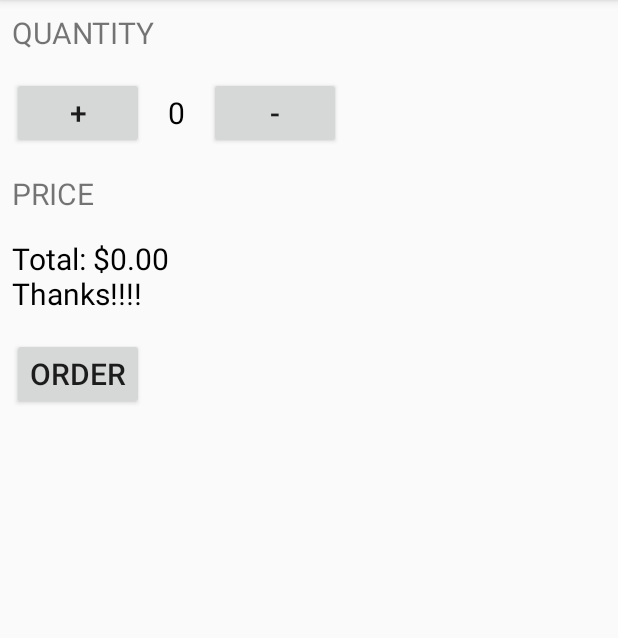
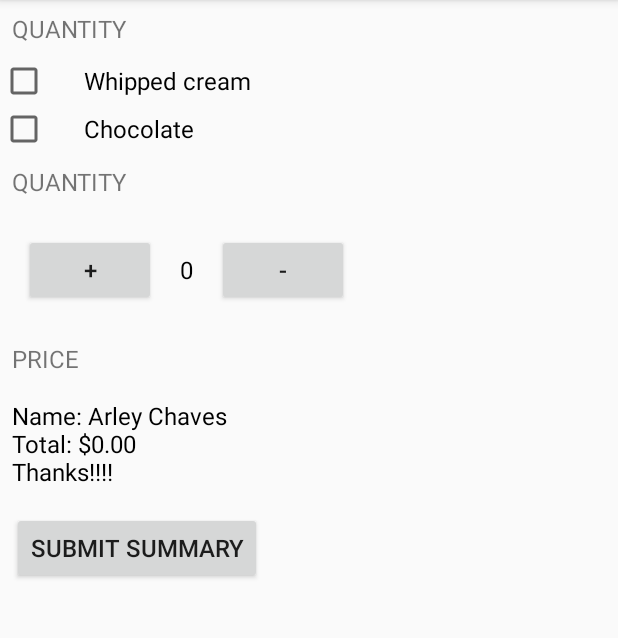
Before and after one commit to ArleyCH/Just-Java, an Android app: the screen it shows after launch (MainActivity), on a phone screen of 412 x 824 dp, the part 84-722 px from its top. Run offline under Robolectric (Android 15) with nearby library versions, the phone set to English and light mode, and no system bars.

Commit message:
Added whipped cream and chocolate.

```diff
--- a/app/src/main/java/com/example/user/justjava/MainActivity.java
+++ b/app/src/main/java/com/example/user/justjava/MainActivity.java
@@ -3,6 +3,7 @@ package com.example.user.justjava;
 import android.support.v7.app.AppCompatActivity;
 import android.os.Bundle;
 import android.view.View;
+import android.widget.CheckBox;
 import android.widget.TextView;
 import java.text.NumberFormat;
 
@@ -10,6 +11,10 @@ public class MainActivity extends AppCompatActivity {
 
     TextView quantityTextView;
     TextView priceTextView;
+    String whippedCreamString;
+    CheckBox whippedCreamCheckBox;
+    String chocolate;
+    CheckBox chocholateCheckBox;
 
     @Override
     protected void onCreate(Bundle savedInstanceState) {
@@ -18,17 +23,22 @@ public class MainActivity extends AppCompatActivity {
 
         quantityTextView = (TextView) findViewById(R.id.quantity_text_view);
         priceTextView = (TextView) findViewById(R.id.price_text_view);
+        whippedCreamCheckBox = (CheckBox) findViewById(R.id.checkbox_whipped_cream);
+        chocholateCheckBox = (CheckBox) findViewById(R.id.checkbox_chocolate);
+
+        chocolate="";
+        whippedCreamString="";
 
         display(0);
-        displayPrice(0);
+        displayPrice(0,whippedCreamString,chocolate);
     }
 
     /**
      * This method is called when the order button is clicked.
      */
-    public void submitOrder(View view) {
+    public void submitSummary(View view) {
         int price = Integer.parseInt(quantityTextView.getText().toString());
-        displayPrice(price*5);
+        displayPrice(price*5,whippedCreamString,chocolate);
     }
     /**
      * This method increases the quantity by 1.
@@ -44,6 +54,30 @@ public class MainActivity extends AppCompatActivity {
         int newDecrement = Integer.parseInt(quantityTextView.getText().toString());
         display(newDecrement-1);
     }
+
+    /**
+     * This method evaluates the state of the Whipped cream checkbox
+     */
+    public void  handleWhippedCream(View view){
+        boolean checked =whippedCreamCheckBox.isChecked();
+        if(checked){
+            whippedCreamString="\nWith whipped cream!!!!";
+        }else{
+            whippedCreamString="";
+        }
+    }
+
+    /**
+     * This method evaluates the state of the chocolate checkbox
+     */
+    public void  handleChocolate(View view){
+        boolean checked =chocholateCheckBox.isChecked();
+        if(checked){
+            chocolate="\nWith chocolate!!!!";
+        }else{
+            chocolate="";
+        }
+    }
     /**
      * This method displays the given quantity value on the screen.
      */
@@ -53,8 +87,11 @@ public class MainActivity extends AppCompatActivity {
     /**
      * This method displays the given price on the screen.
      */
-    private void displayPrice(int number) {
-        priceTextView.setText("Total: "+NumberFormat.getCurrencyInstance().format(number) + "\nThanks!!!!");
-
+    private void displayPrice(int number,String cream,String choco){
+        priceTextView.setText("Name: Arley Chaves\nTotal: "+NumberFormat.getCurrencyInstance().format(number) + "\nThanks!!!!"
+                +cream+choco);
+        //if(boolCream){
+        //    //priceTextView.setText(priceTextView.getText().toString()+ "\nWith Whipped Cream!!!");
+        //}
     }
 }
--- a/app/src/main/res/layout/activity_main.xml
+++ b/app/src/main/res/layout/activity_main.xml
@@ -1,63 +1,101 @@
 <?xml version="1.0" encoding="utf-8"?>
-<LinearLayout xmlns:android="http://schemas.android.com/apk/res/android"
+<ScrollView xmlns:android="http://schemas.android.com/apk/res/android"
     xmlns:tools="http://schemas.android.com/tools"
-    android:orientation="vertical"
+    android:layout_width="match_parent"
+    android:layout_height="match_parent">
+
+    <LinearLayout
         android:layout_width="match_parent"
         android:layout_height="match_parent"
+        android:orientation="vertical"
         tools:context="com.example.user.justjava.MainActivity">
+
         <TextView
             android:layout_width="wrap_content"
             android:layout_height="wrap_content"
+            android:layout_margin="8dp"
             android:text="QUANTITY"
-        android:textSize="20sp"
-        android:layout_margin="8dp"/>
+            android:textSize="16sp" />
+
+        <CheckBox
+            android:id="@+id/checkbox_whipped_cream"
+            android:layout_width="wrap_content"
+            android:layout_height="wrap_content"
+            android:onClick="handleWhippedCream"
+            android:paddingLeft="24sp"
+            android:text="Whipped cream"
+            android:textSize="16sp" />
+
+        <CheckBox
+            android:id="@+id/checkbox_chocolate"
+            android:layout_width="wrap_content"
+            android:layout_height="wrap_content"
+            android:onClick="handleChocolate"
+            android:paddingLeft="24sp"
+            android:text="Chocolate"
+            android:textSize="16sp" />
+
+        <TextView
+            android:layout_width="wrap_content"
+            android:layout_height="wrap_content"
+            android:layout_margin="8dp"
+            android:text="QUANTITY"
+            android:textSize="16sp" />
+
         <LinearLayout
             android:layout_width="match_parent"
             android:layout_height="wrap_content"
+            android:layout_margin="8dp"
             android:orientation="horizontal">
+
             <Button
                 android:layout_width="wrap_content"
                 android:layout_height="wrap_content"
+                android:layout_margin="8dp"
+                android:onClick="increment"
                 android:text="+"
-            android:textSize="20sp"
-            android:layout_margin="8dp"
-            android:onClick="increment"/>
+                android:textSize="16sp" />
+
             <TextView
                 android:id="@+id/quantity_text_view"
                 android:layout_width="wrap_content"
                 android:layout_height="wrap_content"
+                android:layout_margin="8dp"
                 android:text="0"
-            android:textSize="20sp"
-            android:layout_margin="8dp"
-            android:textColor="#000000"/>
+                android:textColor="#000000"
+                android:textSize="16sp" />
+
             <Button
                 android:layout_width="wrap_content"
                 android:layout_height="wrap_content"
+                android:layout_margin="8dp"
+                android:onClick="decrement"
                 android:text="-"
-            android:textSize="20sp"
-            android:layout_margin="8dp"
-            android:onClick="decrement"/>
+                android:textSize="16sp" />
         </LinearLayout>
+
         <TextView
             android:layout_width="wrap_content"
             android:layout_height="wrap_content"
+            android:layout_margin="8dp"
             android:text="PRICE"
-        android:textSize="20sp"
-        android:layout_margin="8dp"/>
+            android:textSize="16sp" />
 
         <TextView
             android:id="@+id/price_text_view"
             android:layout_width="wrap_content"
             android:layout_height="wrap_content"
+            android:layout_margin="8dp"
             android:text="$0"
-        android:textSize="20sp"
-        android:layout_margin="8dp"
-        android:textColor="#000000"/>
+            android:textColor="#000000"
+            android:textSize="16sp" />
+
         <Button
             android:layout_width="wrap_content"
             android:layout_height="wrap_content"
-        android:text="Order"
-        android:textSize="20sp"
             android:layout_margin="8dp"
-        android:onClick="submitOrder"/>
+            android:onClick="submitSummary"
+            android:text="Submit summary"
+            android:textSize="16sp" />
     </LinearLayout>
+</ScrollView>
```
Lines whose indentation alone changed are shown as unchanged.
